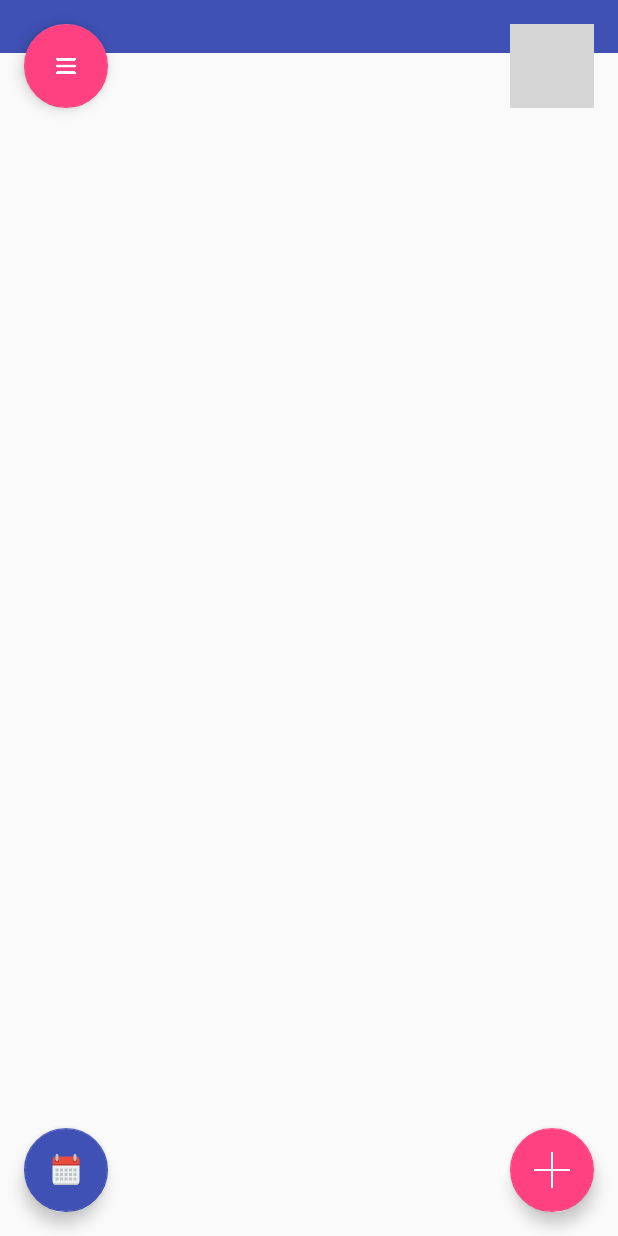
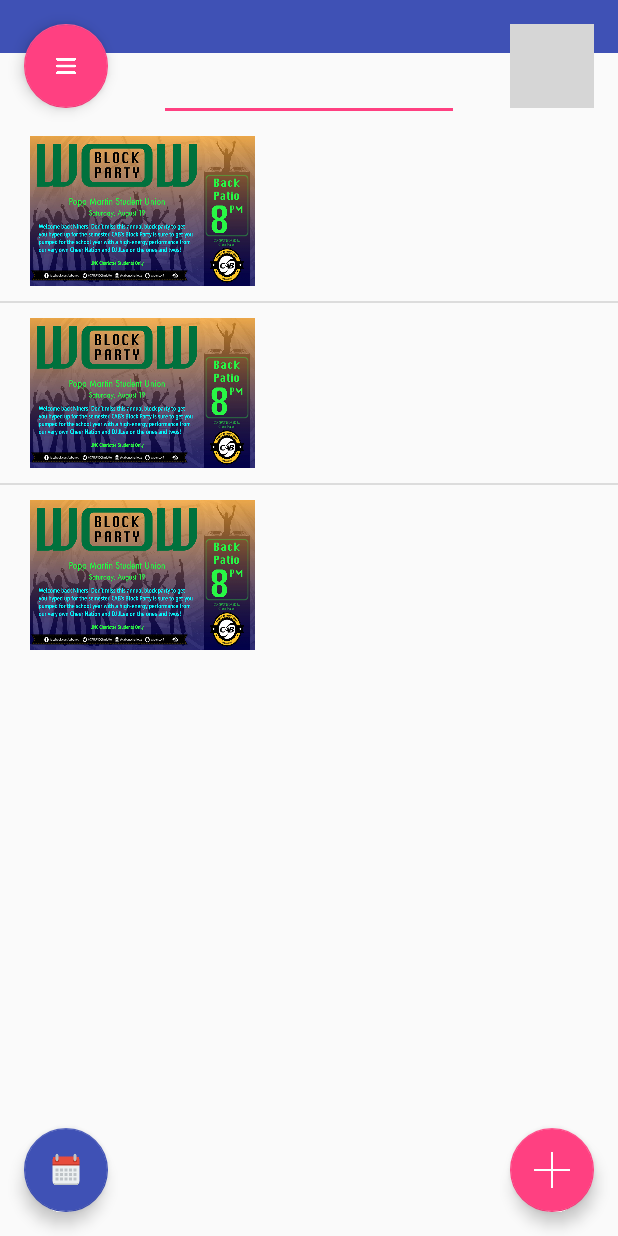
Before and after one commit to NeonNeom/HackNcProject, an Android app: the screen it shows after launch (MainActivity), on a phone screen of 412 x 824 dp. Run offline under Robolectric (Android 15) with nearby library versions, the phone set to English and light mode, and no system bars; grey boxes are pictures that could not be loaded.

Commit message:
commit 2

```diff
--- a/app/src/main/java/com/example/deandre/hackncapp/CustomListAdapter.java
+++ b/app/src/main/java/com/example/deandre/hackncapp/CustomListAdapter.java
@@ -27,6 +27,7 @@ public class CustomListAdapter extends ArrayAdapter{
 
     @NonNull
     @Override
+
     public View getView(int position, @Nullable View convertView, @NonNull ViewGroup parent) {
         View view = convertView;
 
@@ -37,6 +38,7 @@ public class CustomListAdapter extends ArrayAdapter{
         }
 
 
+
         return view;
     }
 }
--- a/app/src/main/java/com/example/deandre/hackncapp/EventObject.java
+++ b/app/src/main/java/com/example/deandre/hackncapp/EventObject.java
@@ -5,4 +5,26 @@ package com.example.deandre.hackncapp;
  */
 
 public class EventObject {
+    String name, date;
+
+    public EventObject() {
+        name = null;
+        date = null;
+    }
+
+    public String getName() {
+        return name;
+    }
+
+    public void setName(String name) {
+        this.name = name;
+    }
+
+    public String getDate() {
+        return date;
+    }
+
+    public void setDate(String date) {
+        this.date = date;
+    }
 }
--- a/app/src/main/java/com/example/deandre/hackncapp/MainActivity.java
+++ b/app/src/main/java/com/example/deandre/hackncapp/MainActivity.java
@@ -25,6 +25,25 @@ public class MainActivity extends AppCompatActivity
     protected void onCreate(Bundle savedInstanceState) {
         super.onCreate(savedInstanceState);
         setContentView(R.layout.activity_main);
+
+        arrObj = new ArrayList<>();
+        EventObject event1 = new EventObject();
+        event1.setName("Block Party");
+        event1.setDate("10/11/2017");
+        arrObj.add(event1);
+
+        EventObject event2 = new EventObject();
+        event1.setName("Barbque Lit Day");
+        event1.setDate("10/15/2017");
+        arrObj.add(event2);
+
+        EventObject event3 = new EventObject();
+        event1.setName("Thanksgiving Bash");
+        event1.setDate("11/24/2017");
+        arrObj.add(event3);
+
+
+
 
         FloatingActionButton fab = (FloatingActionButton) findViewById(R.id.fab);
         fab.setOnClickListener(new View.OnClickListener() {
--- a/app/src/main/res/layout/content_main.xml
+++ b/app/src/main/res/layout/content_main.xml
@@ -13,6 +13,26 @@
         android:layout_width="match_parent"
         android:layout_height="35dp"
         android:background="@color/colorPrimary"/>
+    <RelativeLayout
+        android:layout_width="match_parent"
+        android:layout_height="wrap_content"
+        >
+
+        <EditText
+            android:id="@+id/editText"
+            android:layout_width="200dp"
+            android:layout_height="wrap_content"
+            android:layout_alignParentTop="true"
+            android:layout_centerHorizontal="true" />
+
+    </RelativeLayout>
+
+    <ListView
+        android:layout_width="match_parent"
+        android:layout_height="wrap_content"
+        android:id="@+id/listV">
+
+    </ListView>
 
 
 
--- a/app/src/main/res/layout/list_layout.xml
+++ b/app/src/main/res/layout/list_layout.xml
@@ -1,6 +1,31 @@
 <?xml version="1.0" encoding="utf-8"?>
 <LinearLayout xmlns:android="http://schemas.android.com/apk/res/android"
     android:orientation="vertical" android:layout_width="match_parent"
-    android:layout_height="match_parent">
+    android:layout_height="wrap_content">
+
+    <RelativeLayout
+        android:layout_width="match_parent"
+        android:layout_height="wrap_content"
+        android:paddingStart="20dp"
+        android:id="@+id/highlight"
+        android:paddingEnd="20dp"
+        android:paddingTop="10dp"
+        android:paddingBottom="10dp">
+
+        <ImageView
+            android:layout_width="150dp"
+            android:layout_height="100dp"
+            android:background="@drawable/test"
+            android:id="@+id/thumbnail"/>
+        <TextView
+            android:layout_width="wrap_content"
+            android:layout_height="55dp"
+            android:layout_marginLeft="15dp"
+            android:gravity="center_vertical"
+            android:id="@+id/tmbTitle"
+            android:layout_alignParentTop="true"
+            android:layout_toEndOf="@+id/thumbnail" />
+
+    </RelativeLayout>
 
 </LinearLayout>
```
Also changed, not shown: app/src/main/res/drawable/test.jpg (added).
